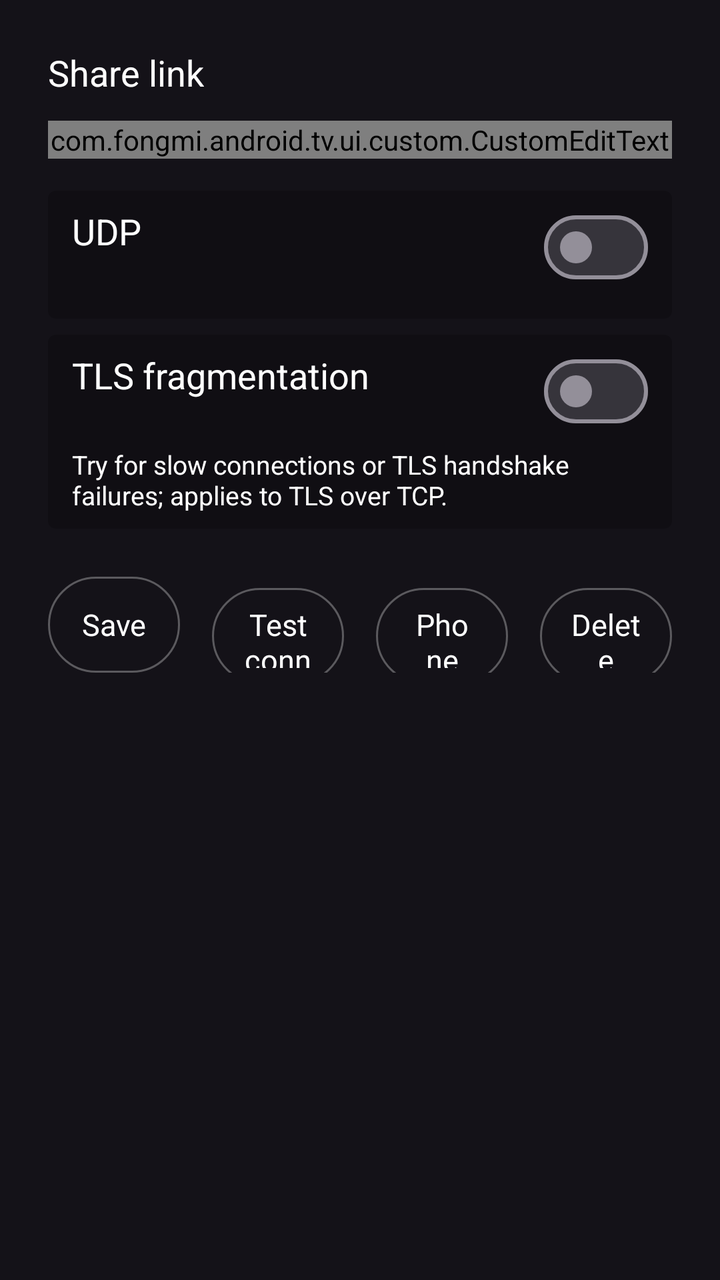
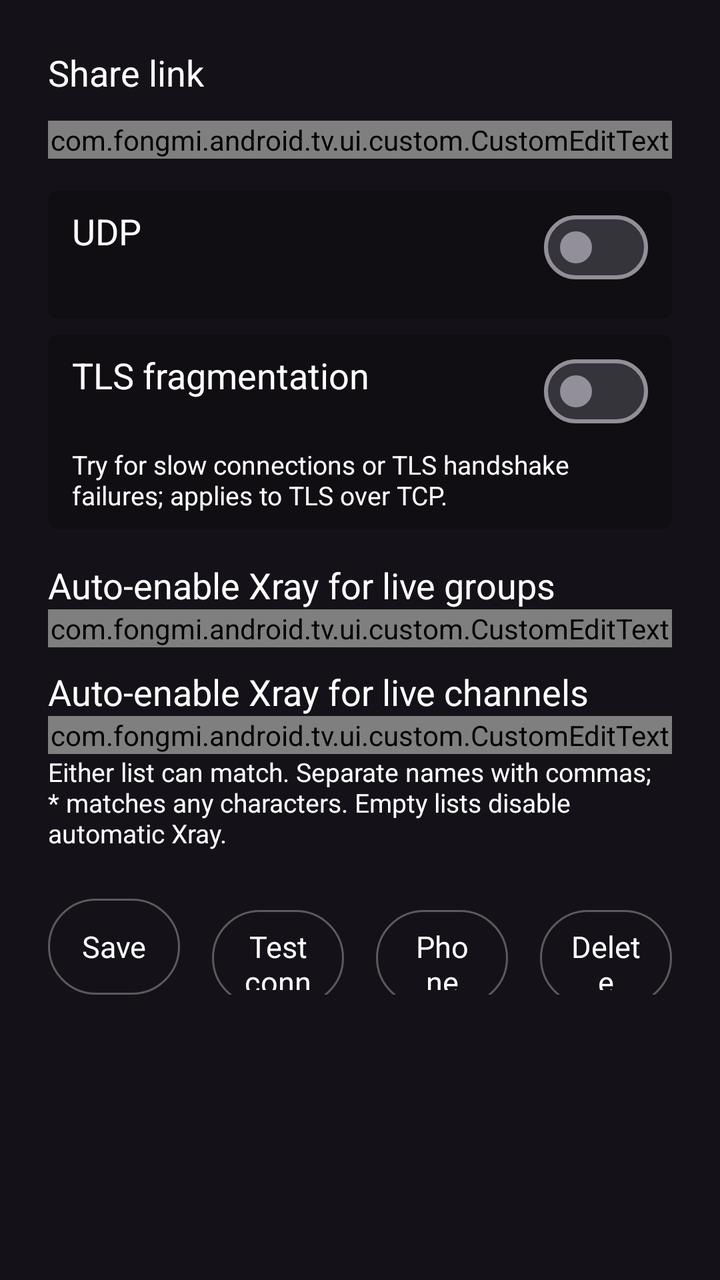

An Android layout rendered at two revisions. The XML below is the earlier revision; the diff shows what the commit changed to produce the second picture.
<!-- AndroidManifest.xml: another module's application theme Theme.App -->
<!-- res/layout/activity_setting_xray.xml -->
<?xml version="1.0" encoding="utf-8"?>
<androidx.appcompat.widget.LinearLayoutCompat xmlns:android="http://schemas.android.com/apk/res/android"
    android:layout_width="match_parent"
    android:layout_height="match_parent"
    android:orientation="vertical"
    android:padding="24dp">

    <com.google.android.material.textview.MaterialTextView
        android:layout_width="wrap_content"
        android:layout_height="wrap_content"
        android:text="@string/xray_link"
        android:textColor="@color/white"
        android:textSize="18sp" />

    <com.fongmi.android.tv.ui.custom.CustomEditText
        android:id="@+id/link"
        android:layout_width="match_parent"
        android:layout_height="wrap_content"
        android:layout_marginTop="12dp"
        android:hint="@string/xray_link_hint"
        android:importantForAutofill="no"
        android:imeOptions="actionDone"
        android:inputType="textNoSuggestions"
        android:maxLines="3"
        android:minLines="2"
        android:nextFocusDown="@+id/udp"
        android:textSize="17sp" />

    <androidx.appcompat.widget.LinearLayoutCompat
        android:id="@+id/udp"
        android:layout_width="match_parent"
        android:layout_height="wrap_content"
        android:layout_marginTop="16dp"
        android:background="@drawable/selector_item"
        android:focusable="true"
        android:focusableInTouchMode="true"
        android:nextFocusDown="@+id/tlsFragment"
        android:orientation="horizontal">

        <com.google.android.material.textview.MaterialTextView
            android:layout_width="wrap_content"
            android:layout_height="wrap_content"
            android:text="@string/xray_udp"
            android:textColor="@color/white"
            android:textSize="18sp" />

        <com.google.android.material.materialswitch.MaterialSwitch
            android:id="@+id/udpSwitch"
            android:layout_width="match_parent"
            android:layout_height="wrap_content"
            android:clickable="false"
            android:focusable="false"
            android:gravity="end" />
    </androidx.appcompat.widget.LinearLayoutCompat>

    <androidx.appcompat.widget.LinearLayoutCompat
        android:id="@+id/tlsFragment"
        android:layout_width="match_parent"
        android:layout_height="wrap_content"
        android:layout_marginTop="8dp"
        android:background="@drawable/selector_item"
        android:focusable="true"
        android:focusableInTouchMode="true"
        android:nextFocusUp="@id/udp"
        android:nextFocusDown="@+id/save"
        android:orientation="vertical">

        <androidx.appcompat.widget.LinearLayoutCompat
            android:layout_width="match_parent"
            android:layout_height="wrap_content"
            android:orientation="horizontal">

            <com.google.android.material.textview.MaterialTextView
                android:layout_width="wrap_content"
                android:layout_height="wrap_content"
                android:text="@string/xray_tls_fragment"
                android:textColor="@color/white"
                android:textSize="18sp" />

            <com.google.android.material.materialswitch.MaterialSwitch
                android:id="@+id/tlsFragmentSwitch"
                android:layout_width="match_parent"
                android:layout_height="wrap_content"
                android:clickable="false"
                android:focusable="false"
                android:gravity="end" />
        </androidx.appcompat.widget.LinearLayoutCompat>

        <com.google.android.material.textview.MaterialTextView
            android:layout_width="match_parent"
            android:layout_height="wrap_content"
            android:text="@string/xray_tls_fragment_hint"
            android:textColor="@color/white"
            android:textSize="13sp" />
    </androidx.appcompat.widget.LinearLayoutCompat>

    <androidx.appcompat.widget.LinearLayoutCompat
        android:layout_width="match_parent"
        android:layout_height="wrap_content"
        android:layout_marginTop="24dp"
        android:orientation="horizontal">

        <com.google.android.material.textview.MaterialTextView
            android:id="@+id/save"
            android:layout_width="0dp"
            android:layout_height="48dp"
            android:layout_marginEnd="16dp"
            android:layout_weight="1"
            android:background="@drawable/selector_button"
            android:focusable="true"
            android:focusableInTouchMode="true"
            android:gravity="center"
            android:text="@string/xray_save"
            android:textColor="@color/white"
            android:textSize="15sp" />

        <com.google.android.material.textview.MaterialTextView
            android:id="@+id/test"
            android:layout_width="0dp"
            android:layout_height="48dp"
            android:layout_marginEnd="16dp"
            android:layout_weight="1"
            android:background="@drawable/selector_button"
            android:focusable="true"
            android:focusableInTouchMode="true"
            android:gravity="center"
            android:text="@string/xray_test"
            android:textColor="@color/white"
            android:textSize="15sp" />

        <com.google.android.material.textview.MaterialTextView
            android:id="@+id/phone"
            android:layout_width="0dp"
            android:layout_height="48dp"
            android:layout_marginEnd="16dp"
            android:layout_weight="1"
            android:background="@drawable/selector_button"
            android:focusable="true"
            android:focusableInTouchMode="true"
            android:gravity="center"
            android:text="@string/xray_phone_import"
            android:textColor="@color/white"
            android:textSize="15sp" />

        <com.google.android.material.textview.MaterialTextView
            android:id="@+id/delete"
            android:layout_width="0dp"
            android:layout_height="48dp"
            android:layout_weight="1"
            android:background="@drawable/selector_button"
            android:focusable="true"
            android:focusableInTouchMode="true"
            android:gravity="center"
            android:text="@string/xray_delete"
            android:textColor="@color/white"
            android:textSize="15sp" />
    </androidx.appcompat.widget.LinearLayoutCompat>

</androidx.appcompat.widget.LinearLayoutCompat>
<!-- resources referenced by this layout -->
<resources>
  <color name="white">#FFFFFF</color>
  <!-- drawable selector_button (drawable) -->
  <?xml version="1.0" encoding="utf-8"?>
  <selector xmlns:android="http://schemas.android.com/apk/res/android">
      <item android:drawable="@drawable/shape_chip_round_focused" android:state_focused="true" />
      <item android:drawable="@drawable/shape_chip_round_focused" android:state_pressed="true" />
      <item android:drawable="@drawable/shape_button_normal" />
  </selector>
  <!-- drawable selector_item (drawable) -->
  <?xml version="1.0" encoding="utf-8"?>
  <selector xmlns:android="http://schemas.android.com/apk/res/android">
      <item android:drawable="@drawable/shape_item_focused" android:state_focused="true" />
      <item android:drawable="@drawable/shape_item_activated" android:state_selected="true" />
      <item android:drawable="@drawable/shape_item_normal" />
  </selector>
  <string name="xray_delete">Delete</string>
  <string name="xray_link">Share link</string>
  <string name="xray_link_hint">VLESS, VMess, Trojan, Shadowsocks or Hysteria 2 link</string>
  <string name="xray_phone_import">Phone input</string>
  <string name="xray_save">Save</string>
  <string name="xray_test">Test connection</string>
  <string name="xray_tls_fragment">TLS fragmentation</string>
  <string name="xray_tls_fragment_hint">Try for slow connections or TLS handshake failures; applies to TLS over TCP.</string>
  <string name="xray_udp">UDP</string>
  <style name="Theme.App" parent="Theme.Base" />
  <!-- drawable shape_item_activated (drawable) -->
  <?xml version="1.0" encoding="utf-8"?>
  <shape xmlns:android="http://schemas.android.com/apk/res/android"
      android:shape="rectangle">
  
      <solid android:color="@color/black_40" />
  
      <corners android:radius="4dp" />
  
      <padding
          android:bottom="8dp"
          android:left="12dp"
          android:right="12dp"
          android:top="8dp" />
  
  </shape>
  <!-- drawable shape_item_normal (drawable) -->
  <?xml version="1.0" encoding="utf-8"?>
  <shape xmlns:android="http://schemas.android.com/apk/res/android"
      android:shape="rectangle">
  
      <solid android:color="@color/black_20" />
  
      <corners android:radius="4dp" />
  
      <padding
          android:bottom="8dp"
          android:left="12dp"
          android:right="12dp"
          android:top="8dp" />
  
  </shape>
  <style name="Theme.Base" parent="Theme.Material3.Dark.NoActionBar">
          <item name="colorPrimary">@color/white</item>
          <item name="android:windowFullscreen">true</item>
          <item name="android:windowTranslucentStatus">true</item>
          <item name="android:windowTranslucentNavigation">true</item>
          <item name="android:windowAnimationStyle">@style/NoAnim</item>
      </style>
  <color name="white_30">#4DFFFFFF</color>
  <color name="black_40">#66000000</color>
  <color name="black_20">#33000000</color>
  <style name="NoAnim">
          <item name="android:activityOpenEnterAnimation">@null</item>
          <item name="android:activityOpenExitAnimation">@null</item>
          <item name="android:activityCloseEnterAnimation">@null</item>
          <item name="android:activityCloseExitAnimation">@null</item>
      </style>
  <!-- unchanged entries left out for length: 3 -->
</resources>

<!-- the commit's change to res/layout/activity_setting_xray.xml (unified diff, before → after) -->
@@ -1,7 +1,12 @@
 <?xml version="1.0" encoding="utf-8"?>
-<androidx.appcompat.widget.LinearLayoutCompat xmlns:android="http://schemas.android.com/apk/res/android"
+<ScrollView xmlns:android="http://schemas.android.com/apk/res/android"
     android:layout_width="match_parent"
     android:layout_height="match_parent"
+    android:fillViewport="true">
+
+<androidx.appcompat.widget.LinearLayoutCompat
+    android:layout_width="match_parent"
+    android:layout_height="wrap_content"
     android:orientation="vertical"
     android:padding="24dp">
 
@@ -62,7 +67,7 @@
         android:focusable="true"
         android:focusableInTouchMode="true"
         android:nextFocusUp="@id/udp"
-        android:nextFocusDown="@+id/save"
+        android:nextFocusDown="@+id/liveAutoGroups"
         android:orientation="vertical">
 
         <androidx.appcompat.widget.LinearLayoutCompat
@@ -94,6 +99,57 @@
             android:textSize="13sp" />
     </androidx.appcompat.widget.LinearLayoutCompat>
 
+    <com.google.android.material.textview.MaterialTextView
+        android:layout_width="match_parent"
+        android:layout_height="wrap_content"
+        android:layout_marginTop="16dp"
+        android:text="@string/xray_live_auto_groups"
+        android:textColor="@color/white"
+        android:textSize="18sp" />
+
+    <com.fongmi.android.tv.ui.custom.CustomEditText
+        android:id="@+id/liveAutoGroups"
+        android:layout_width="match_parent"
+        android:layout_height="wrap_content"
+        android:hint="@string/xray_live_auto_groups_hint"
+        android:importantForAutofill="no"
+        android:inputType="textNoSuggestions"
+        android:imeOptions="actionDone"
+        android:maxLength="4096"
+        android:maxLines="2"
+        android:nextFocusUp="@id/tlsFragment"
+        android:nextFocusDown="@+id/liveAutoChannels"
+        android:textSize="16sp" />
+
+    <com.google.android.material.textview.MaterialTextView
+        android:layout_width="match_parent"
+        android:layout_height="wrap_content"
+        android:layout_marginTop="10dp"
+        android:text="@string/xray_live_auto_channels"
+        android:textColor="@color/white"
+        android:textSize="18sp" />
+
+    <com.fongmi.android.tv.ui.custom.CustomEditText
+        android:id="@+id/liveAutoChannels"
+        android:layout_width="match_parent"
+        android:layout_height="wrap_content"
+        android:hint="@string/xray_live_auto_channels_hint"
+        android:importantForAutofill="no"
+        android:inputType="textNoSuggestions"
+        android:imeOptions="actionDone"
+        android:maxLength="4096"
+        android:maxLines="2"
+        android:nextFocusUp="@id/liveAutoGroups"
+        android:nextFocusDown="@+id/save"
+        android:textSize="16sp" />
+
+    <com.google.android.material.textview.MaterialTextView
+        android:layout_width="match_parent"
+        android:layout_height="wrap_content"
+        android:text="@string/xray_live_auto_hint"
+        android:textColor="@color/white"
+        android:textSize="13sp" />
+
     <androidx.appcompat.widget.LinearLayoutCompat
         android:layout_width="match_parent"
         android:layout_height="wrap_content"
@@ -102,6 +158,7 @@
 
         <com.google.android.material.textview.MaterialTextView
             android:id="@+id/save"
+            android:nextFocusUp="@id/liveAutoChannels"
             android:layout_width="0dp"
             android:layout_height="48dp"
             android:layout_marginEnd="16dp"
@@ -157,3 +214,4 @@
     </androidx.appcompat.widget.LinearLayoutCompat>
 
 </androidx.appcompat.widget.LinearLayoutCompat>
+</ScrollView>
<!-- resource entries referenced after the edit -->
@@ -18,6 +18,11 @@
   <string name="xray_delete">Delete</string>
   <string name="xray_link">Share link</string>
   <string name="xray_link_hint">VLESS, VMess, Trojan, Shadowsocks or Hysteria 2 link</string>
+  <string name="xray_live_auto_channels">Auto-enable Xray for live channels</string>
+  <string name="xray_live_auto_channels_hint">e.g. Jade,ETTV Kids,ETTV*</string>
+  <string name="xray_live_auto_groups">Auto-enable Xray for live groups</string>
+  <string name="xray_live_auto_groups_hint">e.g. Overseas,Hong Kong</string>
+  <string name="xray_live_auto_hint">Either list can match. Separate names with commas; * matches any characters. Empty lists disable automatic Xray.</string>
   <string name="xray_phone_import">Phone input</string>
   <string name="xray_save">Save</string>
   <string name="xray_test">Test connection</string>
